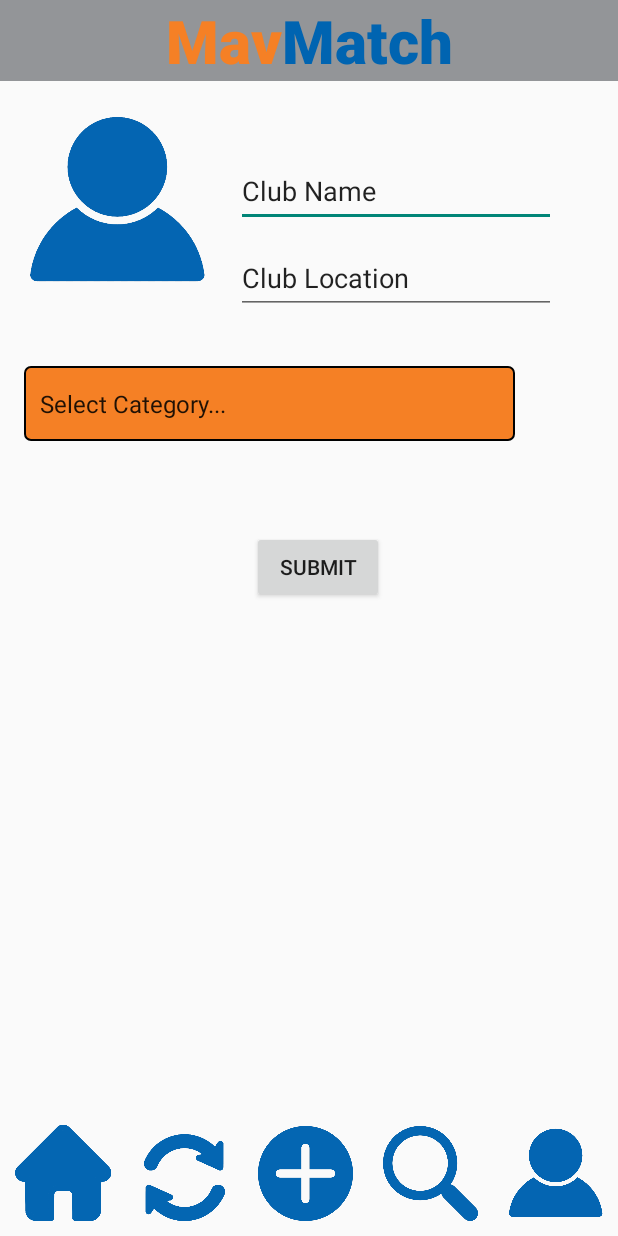
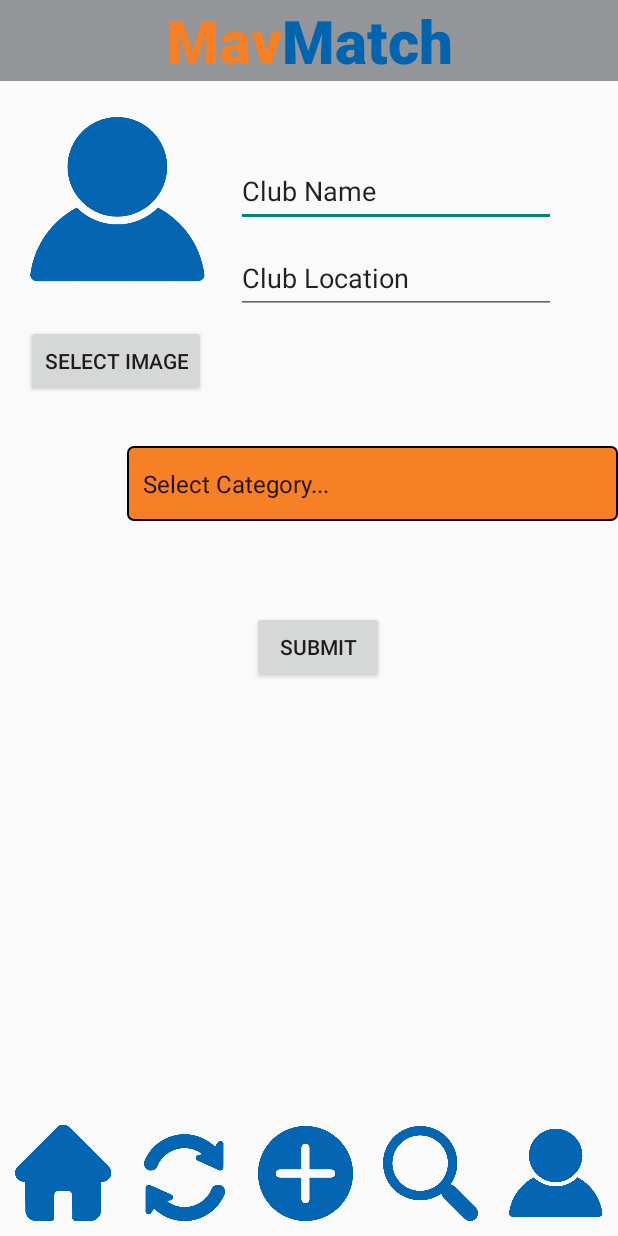
Before and after one commit to AndyLazaro/CSE_3311_Freshman_App, an Android app: the CreateClubActivity screen opened directly, with no data from a screen before it, on a phone screen of 412 x 824 dp. Run offline under Robolectric (Android 15) with nearby library versions, the phone set to English and light mode, and no system bars; our stand-ins replace Firebase (no records; nobody signed in at launch, a user with empty details on screens opened directly); libraries missing offline, so code that uses them is left out: org.checkerframework.checker.

Commit message:
Create event image chooser work

```diff
--- a/app/src/main/java/com/example/cse_3311_freshman_app/CreateClubActivity.java
+++ b/app/src/main/java/com/example/cse_3311_freshman_app/CreateClubActivity.java
@@ -1,12 +1,16 @@
 package com.example.cse_3311_freshman_app;
 
 import androidx.appcompat.app.AppCompatActivity;
+
+import android.content.Intent;
+import android.net.Uri;
 import android.os.Bundle;
 import android.view.View;
 import android.widget.AdapterView;
 import android.widget.ArrayAdapter;
 import android.widget.Button;
 import android.widget.EditText;
+import android.widget.ImageView;
 import android.widget.Spinner;
 import android.widget.Toast;
 
@@ -20,32 +24,45 @@
 import java.util.HashMap;
 import java.util.Map;
 
-public class CreateClubActivity extends AppCompatActivity
-{
+public class CreateClubActivity extends AppCompatActivity {
     FirebaseAuth auth;              // variable giving us authorization in firebase
     FirebaseFirestore db;           // variable to hold the firestore database in firebases
+    int SELECT_PICTURE = 200;
+    Button BSelectImage;
+    ImageView IVPreviewImage;
 
-    public void onCreate(Bundle savedInstanceState)
-    {
+
+
+    public void onCreate(Bundle savedInstanceState) {
         auth = FirebaseAuth.getInstance();              // connect variable to firebase
 
+        BSelectImage = findViewById(R.id.image_select);
+        IVPreviewImage = findViewById(R.id.club_avatar);
 
         super.onCreate(savedInstanceState);
         setContentView(R.layout.activity_create_club);
 
         Spinner categorySpinner = findViewById(R.id.spinner_category);
-        ArrayAdapter<CharSequence>adapter= ArrayAdapter.createFromResource(this, R.array.categories, android.R.layout.simple_spinner_item);
+        ArrayAdapter<CharSequence> adapter = ArrayAdapter.createFromResource(this, R.array.categories, android.R.layout.simple_spinner_item);
         adapter.setDropDownViewResource(android.R.layout.simple_spinner_dropdown_item);
         categorySpinner.setAdapter(adapter);
+
+        // Image selection
+        final Button image_button = findViewById(R.id.image_select);
+        image_button.setOnClickListener(new View.OnClickListener() {
+            @Override
+            public void onClick(View view) {
+                image_chooser();
+            }
+        });
 
 
         final Button submit_button = findViewById(R.id.submitt_butt);
         submit_button.setOnClickListener(new View.OnClickListener() {
             public void onClick(View v) {
-                EditText name_edit =   (EditText)findViewById(R.id.club_name);
-                EditText location_edit =   (EditText)findViewById(R.id.club_location);
+                EditText name_edit = (EditText) findViewById(R.id.club_name);
+                EditText location_edit = (EditText) findViewById(R.id.club_location);
                 db = FirebaseFirestore.getInstance();           // connect variable to firestore database
-
 
 
                 // Add org to database
@@ -87,4 +104,36 @@
 
     }
 
+    void image_chooser() {
+        // create an instance of the
+        // intent of the type image
+        Intent i = new Intent();
+        i.setType("image/*");
+        i.setAction(Intent.ACTION_GET_CONTENT);
+
+        //TODO: figure out how to upload image to firebase
+
+        // pass the constant to compare it
+        // with the returned requestCode
+        startActivityForResult(Intent.createChooser(i, "Select Picture"), SELECT_PICTURE);
+    }
+
+    public void onActivityResult(int requestCode, int resultCode, Intent data) {
+        super.onActivityResult(requestCode, resultCode, data);
+
+        if (resultCode == RESULT_OK) {
+
+            // compare the resultCode with the
+            // SELECT_PICTURE constant
+            if (requestCode == SELECT_PICTURE) {
+                // Get the url of the image from data
+                Uri selectedImageUri = data.getData();
+                if (null != selectedImageUri) {
+                    // update the preview image in the layout
+                    IVPreviewImage.setImageURI(selectedImageUri);
+                }
+            }
+        }
+
+    }
 }
--- a/app/src/main/java/com/example/cse_3311_freshman_app/MainActivity.java
+++ b/app/src/main/java/com/example/cse_3311_freshman_app/MainActivity.java
@@ -99,7 +99,7 @@
             }
         });
 //-----------App crashes when post button is pressed; needs work---------
-        profileBtn.setOnClickListener(new View.OnClickListener() {
+        postBtn.setOnClickListener(new View.OnClickListener() {
             @Override
             public void onClick(View view) {
                 finish();//finish current activity
--- a/app/src/main/res/layout/activity_create_club.xml
+++ b/app/src/main/res/layout/activity_create_club.xml
@@ -30,6 +30,7 @@
         app:layout_constraintEnd_toEndOf="parent"
         app:layout_constraintStart_toStartOf="parent"
         app:layout_constraintTop_toTopOf="parent" />
+
 
     <LinearLayout
         android:id="@+id/linearLayout3"
@@ -104,6 +105,18 @@
 
     </LinearLayout>
 
+
+    <Button
+        android:id="@+id/image_select"
+        android:layout_width="wrap_content"
+        android:layout_height="wrap_content"
+        android:layout_marginTop="24dp"
+        android:text="Select Image"
+        app:layout_constraintEnd_toEndOf="parent"
+        app:layout_constraintHorizontal_bias="0.059"
+        app:layout_constraintStart_toStartOf="parent"
+        app:layout_constraintTop_toBottomOf="@+id/club_avatar" />
+
     <EditText
         android:id="@+id/club_name"
         android:layout_width="wrap_content"
@@ -144,10 +157,10 @@
         android:spinnerMode="dropdown"
         app:layout_constraintBottom_toBottomOf="@+id/linearLayout3"
         app:layout_constraintEnd_toEndOf="parent"
-        app:layout_constraintHorizontal_bias="0.19"
+        app:layout_constraintHorizontal_bias="1.0"
         app:layout_constraintStart_toStartOf="parent"
         app:layout_constraintTop_toTopOf="parent"
-        app:layout_constraintVertical_bias="0.315" />
+        app:layout_constraintVertical_bias="0.384" />
 
     <Button
         android:id="@+id/submitt_butt"
```
